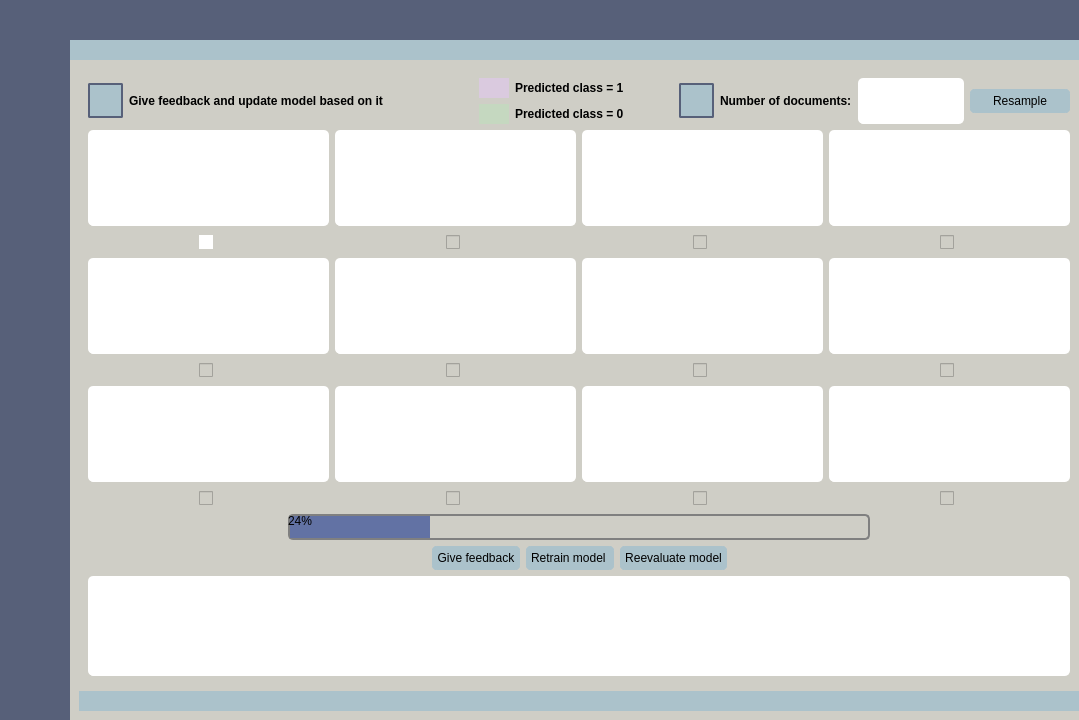
Old version of the form UIs/DomainClassifier.ui in the repository IntelCompH2020/domain_classification.
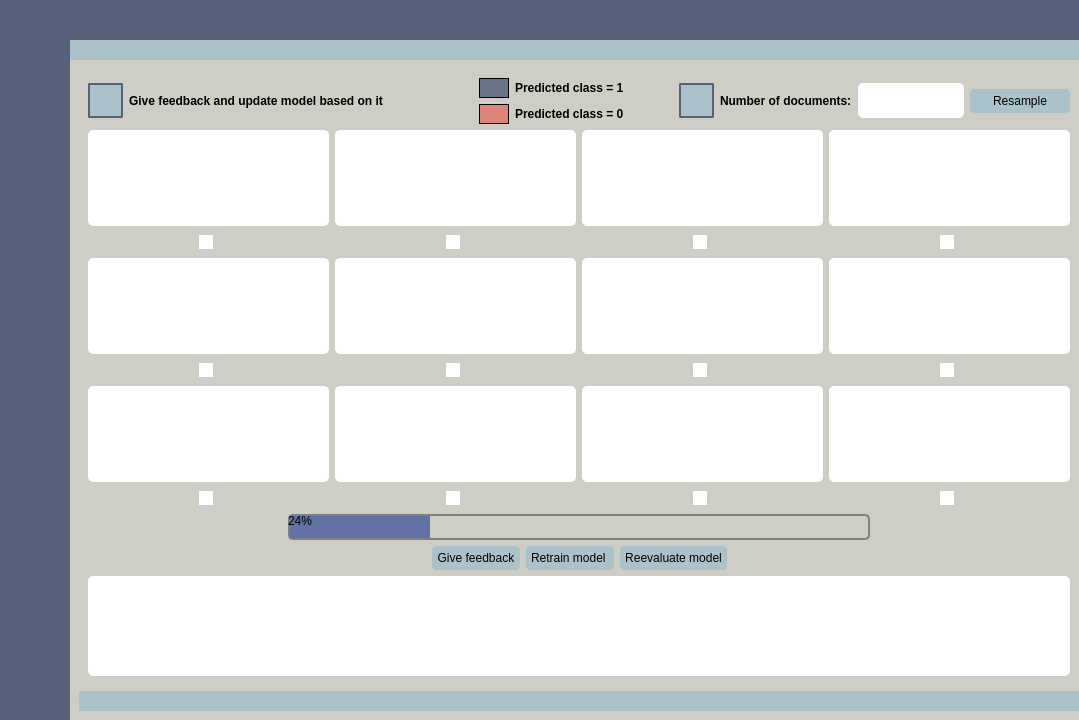
New version of the form. The open tabs and pages were chosen to show the change. Icons and pictures are not drawn.

Commit message: Feedback giving completed with checkboxes.

Patch:
```diff
--- a/UIs/DomainClassifier.ui
+++ b/UIs/DomainClassifier.ui
@@ -2961,7 +2961,8 @@
                                </size>
                               </property>
                               <property name="styleSheet">
-                               <string notr="true">background-color: #DACADF;</string>
+                               <string notr="true">background-color: #6A7288;
+border: 1px solid black;</string>
                               </property>
                               <property name="frameShape">
                                <enum>QFrame::NoFrame</enum>
@@ -3012,7 +3013,8 @@
                                </size>
                               </property>
                               <property name="styleSheet">
-                               <string notr="true">background-color: #C5D8C0;</string>
+                               <string notr="true">background-color: #DB8678;
+border: 1px solid black;</string>
                               </property>
                               <property name="frameShape">
                                <enum>QFrame::NoFrame</enum>
@@ -3116,7 +3118,7 @@
                           <item>
                            <widget class="QLineEdit" name="text_edit_ndocs_al">
                             <property name="sizePolicy">
-                             <sizepolicy hsizetype="Fixed" vsizetype="Preferred">
+                             <sizepolicy hsizetype="Fixed" vsizetype="Fixed">
                               <horstretch>0</horstretch>
                               <verstretch>0</verstretch>
                              </sizepolicy>
@@ -3295,6 +3297,13 @@
                             </item>
                             <item>
                              <widget class="QCheckBox" name="prediction_doc_2">
+                              <property name="styleSheet">
+                               <string notr="true"> QCheckBox::indicator:unchecked {
+background-color: white;
+}
+
+</string>
+                              </property>
                               <property name="text">
                                <string/>
                               </property>
@@ -3359,6 +3368,13 @@
                             </item>
                             <item>
                              <widget class="QCheckBox" name="prediction_doc_3">
+                              <property name="styleSheet">
+                               <string notr="true"> QCheckBox::indicator:unchecked {
+background-color: white;
+}
+
+</string>
+                              </property>
                               <property name="text">
                                <string/>
                               </property>
@@ -3423,6 +3439,13 @@
                             </item>
                             <item>
                              <widget class="QCheckBox" name="prediction_doc_4">
+                              <property name="styleSheet">
+                               <string notr="true"> QCheckBox::indicator:unchecked {
+background-color: white;
+}
+
+</string>
+                              </property>
                               <property name="text">
                                <string/>
                               </property>
@@ -3487,6 +3510,13 @@
                             </item>
                             <item>
                              <widget class="QCheckBox" name="prediction_doc_5">
+                              <property name="styleSheet">
+                               <string notr="true"> QCheckBox::indicator:unchecked {
+background-color: white;
+}
+
+</string>
+                              </property>
                               <property name="text">
                                <string/>
                               </property>
@@ -3551,6 +3581,13 @@
                             </item>
                             <item>
                              <widget class="QCheckBox" name="prediction_doc_6">
+                              <property name="styleSheet">
+                               <string notr="true"> QCheckBox::indicator:unchecked {
+background-color: white;
+}
+
+</string>
+                              </property>
                               <property name="text">
                                <string/>
                               </property>
@@ -3615,6 +3652,13 @@
                             </item>
                             <item>
                              <widget class="QCheckBox" name="prediction_doc_7">
+                              <property name="styleSheet">
+                               <string notr="true"> QCheckBox::indicator:unchecked {
+background-color: white;
+}
+
+</string>
+                              </property>
                               <property name="text">
                                <string/>
                               </property>
@@ -3679,6 +3723,13 @@
                             </item>
                             <item>
                              <widget class="QCheckBox" name="prediction_doc_8">
+                              <property name="styleSheet">
+                               <string notr="true"> QCheckBox::indicator:unchecked {
+background-color: white;
+}
+
+</string>
+                              </property>
                               <property name="text">
                                <string/>
                               </property>
@@ -3743,6 +3794,13 @@
                             </item>
                             <item>
                              <widget class="QCheckBox" name="prediction_doc_9">
+                              <property name="styleSheet">
+                               <string notr="true"> QCheckBox::indicator:unchecked {
+background-color: white;
+}
+
+</string>
+                              </property>
                               <property name="text">
                                <string/>
                               </property>
@@ -3807,6 +3865,13 @@
                             </item>
                             <item>
                              <widget class="QCheckBox" name="prediction_doc_10">
+                              <property name="styleSheet">
+                               <string notr="true"> QCheckBox::indicator:unchecked {
+background-color: white;
+}
+
+</string>
+                              </property>
                               <property name="text">
                                <string/>
                               </property>
@@ -3871,6 +3936,13 @@
                             </item>
                             <item>
                              <widget class="QCheckBox" name="prediction_doc_11">
+                              <property name="styleSheet">
+                               <string notr="true"> QCheckBox::indicator:unchecked {
+background-color: white;
+}
+
+</string>
+                              </property>
                               <property name="text">
                                <string/>
                               </property>
@@ -3935,6 +4007,13 @@
                             </item>
                             <item>
                              <widget class="QCheckBox" name="prediction_doc_12">
+                              <property name="styleSheet">
+                               <string notr="true"> QCheckBox::indicator:unchecked {
+background-color: white;
+}
+
+</string>
+                              </property>
                               <property name="text">
                                <string/>
                               </property>
```
Left out of the diff: 10 changed lines with no effect on the pictures. The commit also changes 2 other files.
